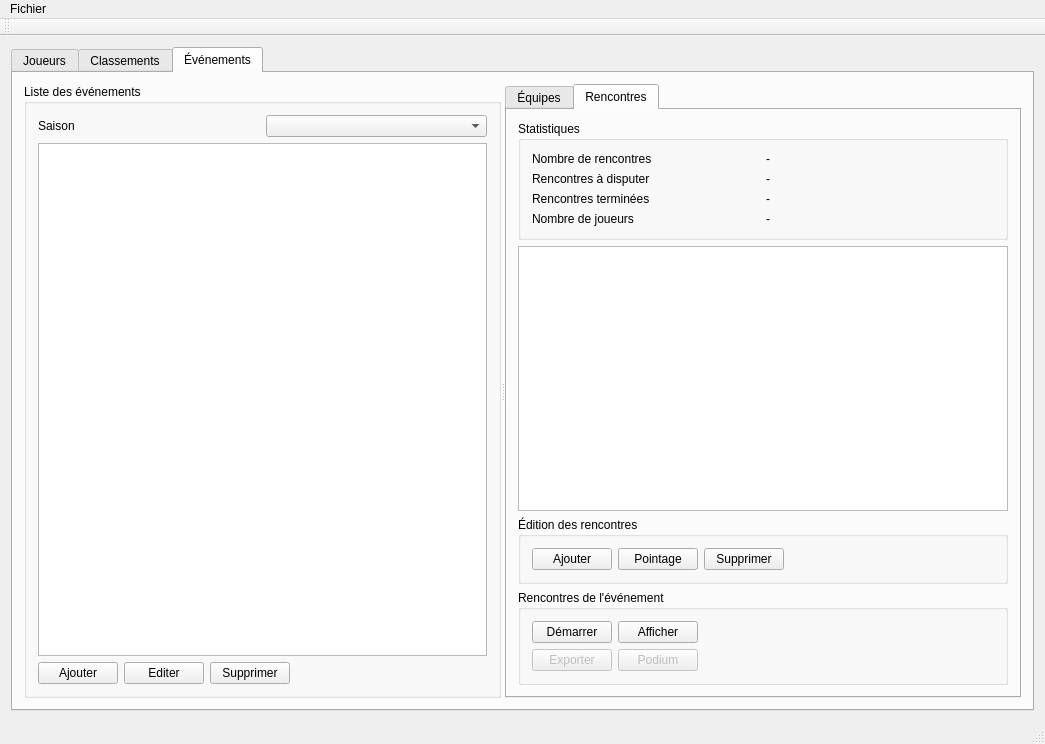
First picture: the form in src/MainWindow.ui, repository arabine/tanca, before the edit.
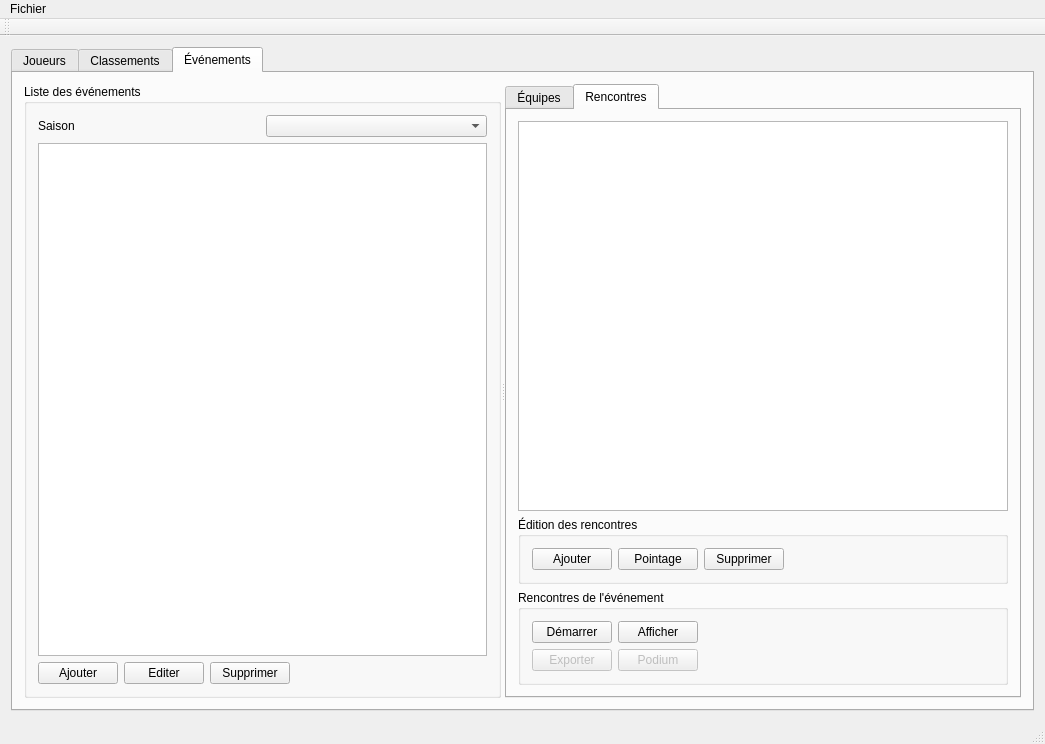
Second picture: the form after the edit.

```diff
--- a/src/MainWindow.ui
+++ b/src/MainWindow.ui
@@ -331,87 +331,6 @@
             </attribute>
             <layout class="QGridLayout" name="gridLayout_7">
              <item row="0" column="0">
-              <widget class="QGroupBox" name="groupBox">
-               <property name="title">
-                <string>Statistiques</string>
-               </property>
-               <layout class="QVBoxLayout" name="verticalLayout_3">
-                <item>
-                 <layout class="QHBoxLayout" name="horizontalLayout_5">
-                  <item>
-                   <widget class="QLabel" name="label_5">
-                    <property name="text">
-                     <string>Nombre de rencontres</string>
-                    </property>
-                   </widget>
-                  </item>
-                  <item>
-                   <widget class="QLabel" name="label_8">
-                    <property name="text">
-                     <string>-</string>
-                    </property>
-                   </widget>
-                  </item>
-                 </layout>
-                </item>
-                <item>
-                 <layout class="QHBoxLayout" name="horizontalLayout_6">
-                  <item>
-                   <widget class="QLabel" name="label_6">
-                    <property name="text">
-                     <string>Rencontres à disputer</string>
-                    </property>
-                   </widget>
-                  </item>
-                  <item>
-                   <widget class="QLabel" name="label_9">
-                    <property name="text">
-                     <string>-</string>
-                    </property>
-                   </widget>
-                  </item>
-                 </layout>
-                </item>
-                <item>
-                 <layout class="QHBoxLayout" name="horizontalLayout_7">
-                  <item>
-                   <widget class="QLabel" name="label_7">
-                    <property name="text">
-                     <string>Rencontres terminées</string>
-                    </property>
-                   </widget>
-                  </item>
-                  <item>
-                   <widget class="QLabel" name="label_10">
-                    <property name="text">
-                     <string>-</string>
-                    </property>
-                   </widget>
-                  </item>
-                 </layout>
-                </item>
-                <item>
-                 <layout class="QHBoxLayout" name="horizontalLayout_8">
-                  <item>
-                   <widget class="QLabel" name="label_11">
-                    <property name="text">
-                     <string>Nombre de joueurs</string>
-                    </property>
-                   </widget>
-                  </item>
-                  <item>
-                   <widget class="QLabel" name="label_12">
-                    <property name="text">
-                     <string>-</string>
-                    </property>
-                   </widget>
-                  </item>
-                 </layout>
-                </item>
-               </layout>
-              </widget>
-             </item>
-             <item row="1" column="0">
               <widget class="QTableWidget" name="gameTable">
                <property name="editTriggers">
                 <set>QAbstractItemView::NoEditTriggers</set>
```
Left out of the diff: 94 changed lines with no effect on the pictures.
